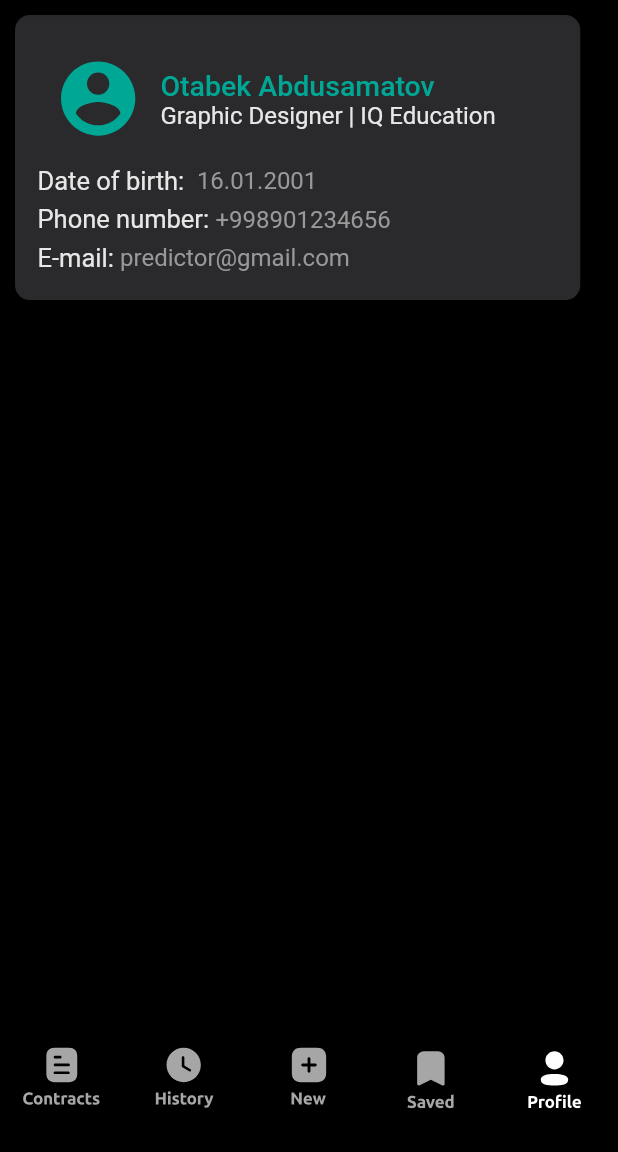
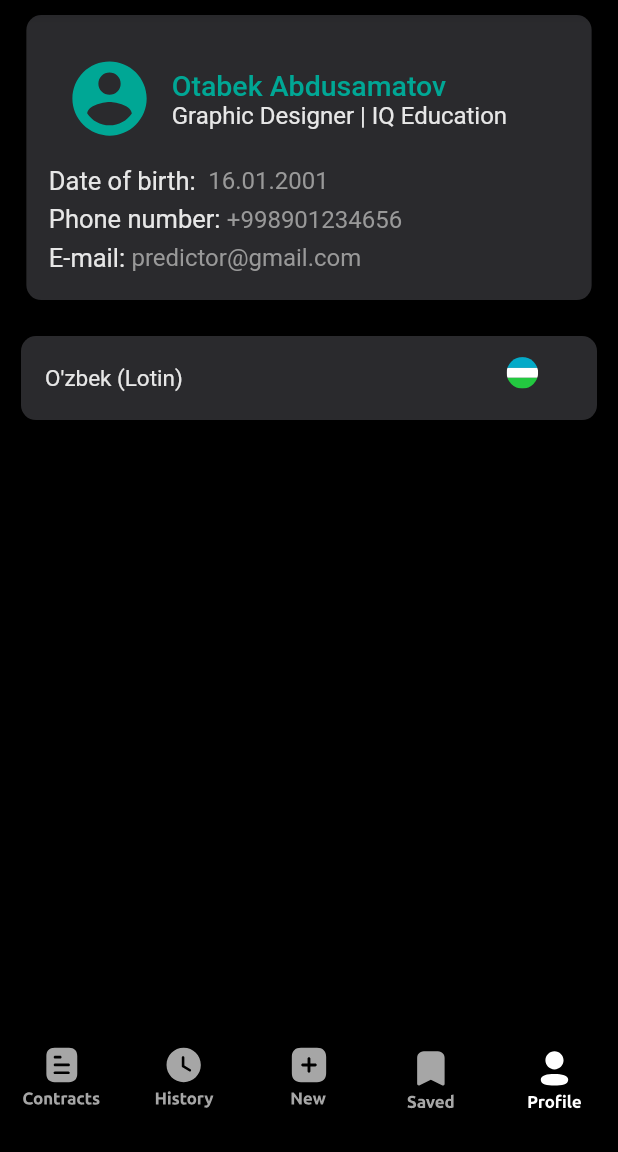
Before and after one commit to shohjahon-shodmonov/iBilling, a Flutter app: the screen it shows after launch, item 5 of the bottom bar chosen, on a phone screen of 412 x 824 dp, the part 84-1236 px from its top. Run offline on Flutter 3.47's test engine with Material 2 defaults, Android fonts, the phone set to English and light mode, and no system bars; our stand-ins replace date_time_picker, flutter_bloc, flutter_svg; missing offline and left inert: calendar_agenda.

Commit message:
profile screen

```diff
--- a/lib/screens/profile/profile_screen.dart
+++ b/lib/screens/profile/profile_screen.dart
@@ -1,8 +1,11 @@
 import 'package:flutter/material.dart';
+import 'package:flutter_bloc/flutter_bloc.dart';
 import 'package:flutter_svg/svg.dart';
 import 'package:ibilling/core/components/size_config.dart';
 import 'package:ibilling/core/constants/const.dart';
 import 'package:ibilling/core/widgets/appbar.dart';
+import 'package:ibilling/cubit/language/language_cubit.dart';
+import 'package:ibilling/cubit/language/language_state.dart';
 
 class ProfileScreen extends StatelessWidget {
   const ProfileScreen({Key? key}) : super(key: key);
@@ -10,6 +13,16 @@ class ProfileScreen extends StatelessWidget {
   @override
   Widget build(BuildContext context) {
     SizeConfig().init(context);
+    return BlocProvider(
+      create: (context) => LanguageCubit(),
+      child: BlocConsumer<LanguageCubit, LanguageState>(
+        listener: (context, state) {},
+        builder: (context, state) => profileScaffold(context),
+      ),
+    );
+  }
+
+  Scaffold profileScaffold(BuildContext context) {
     return Scaffold(
     appBar: AppBarWidget.appbar("Profile", false),
     body: Column(
@@ -80,6 +93,25 @@ class ProfileScreen extends StatelessWidget {
             ],
           ),
         ),
+        Padding(
+          padding: const EdgeInsets.all(10.0),
+          child: Card(
+            shape: RoundedRectangleBorder(
+              borderRadius: BorderRadius.circular(10),
+            ),
+            color: ColorConstants.kDarkContainerBg,
+            child: ListTile(
+              title: Text(
+                context.watch<LanguageCubit>().languageList[0]['language'],
+                style: TextStyle(
+                  color: ColorConstants.textColorInCard,
+                  fontSize: 15,
+                ),
+              ),
+              trailing: SvgPicture.asset(context.watch<LanguageCubit>().languageList[0]['flag'],
+            ),
+          ),
+        ),),
       ],
     ),
   );
```
Also changed, not shown: lib/cubit/language/language_cubit.dart (+10 -6 lines). Lines whose indentation alone changed are shown as unchanged.
